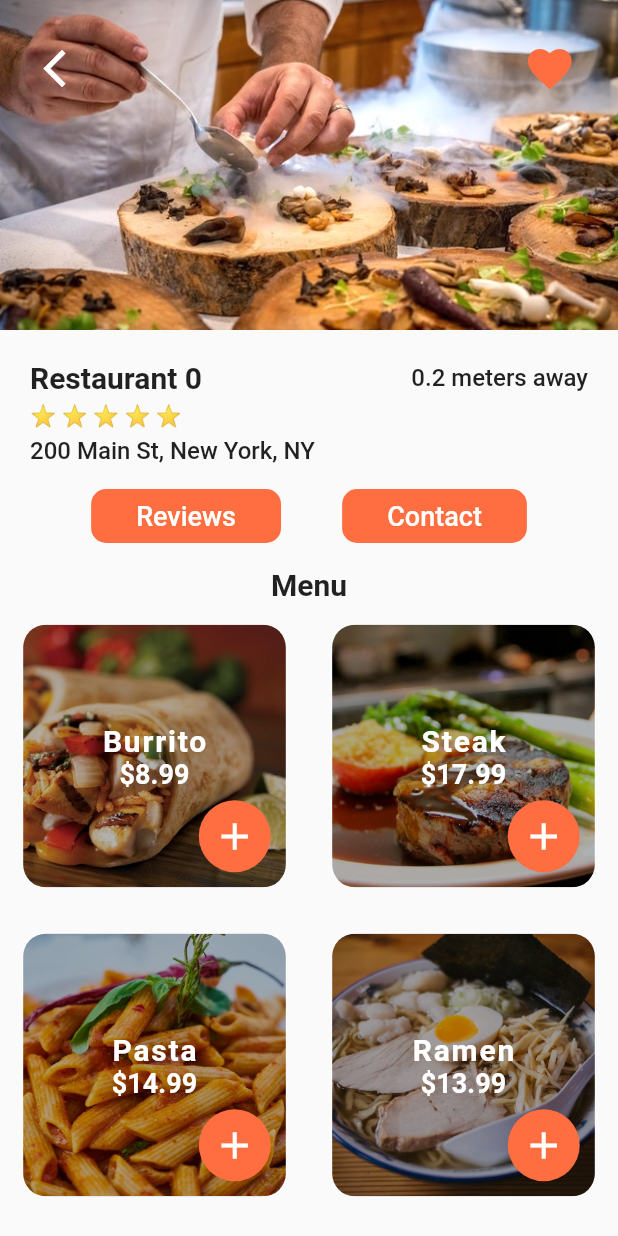
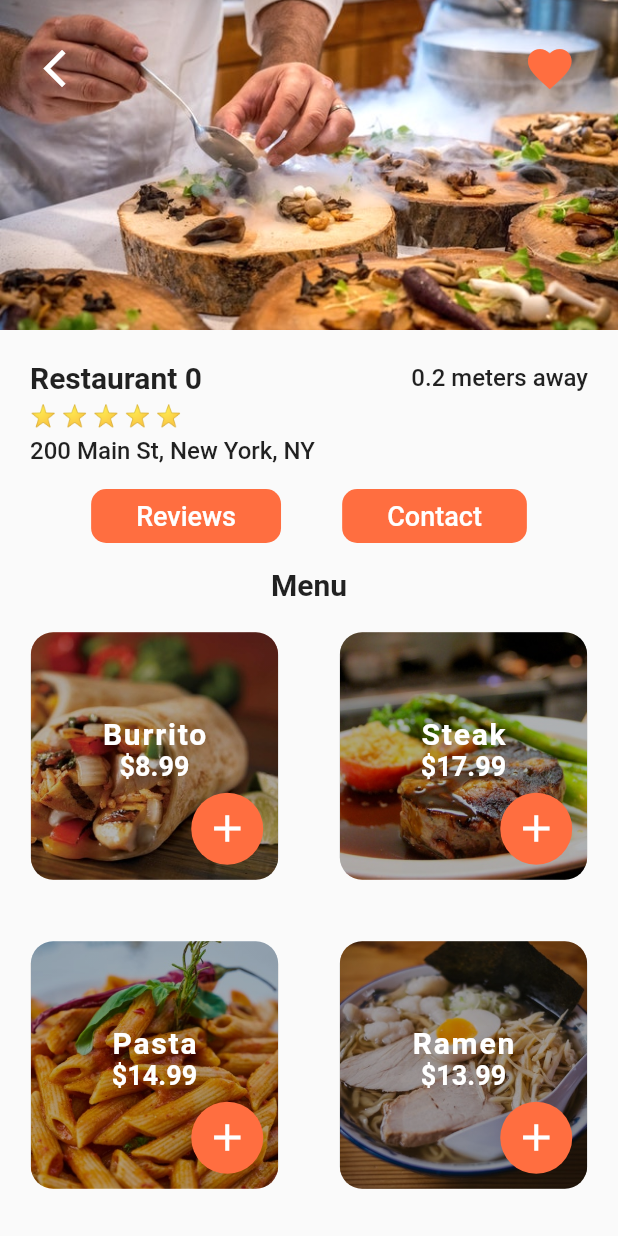
Before and after one commit to AbdelrahmanAshraf98/food_delivery_ui, a Flutter app: the screen it shows after launch, after a tap on "Restaurant 0", on a phone screen of 412 x 824 dp. Run offline on Flutter 3.47's test engine with Material 2 defaults, Android fonts, the phone set to English and light mode, and no system bars.

Commit message:
some edits in restaurant_screen

```diff
--- a/lib/screens/restaurant_screen.dart
+++ b/lib/screens/restaurant_screen.dart
@@ -18,8 +18,8 @@ class _RestaurantScreenState extends State<RestaurantScreen> {
         alignment: Alignment.center,
         children: [
           Container(
-            height: 175.0,
-            width: 175.0,
+            height: 165.0,
+            width: 165.0,
             decoration: BoxDecoration(
               borderRadius: BorderRadius.circular(15.0),
               image: DecorationImage(
@@ -29,8 +29,8 @@ class _RestaurantScreenState extends State<RestaurantScreen> {
             ),
           ),
           Container(
-            height: 175.0,
-            width: 175.0,
+            height: 165.0,
+            width: 165.0,
             decoration: BoxDecoration(
               borderRadius: BorderRadius.circular(15.0),
               gradient: LinearGradient(
```
